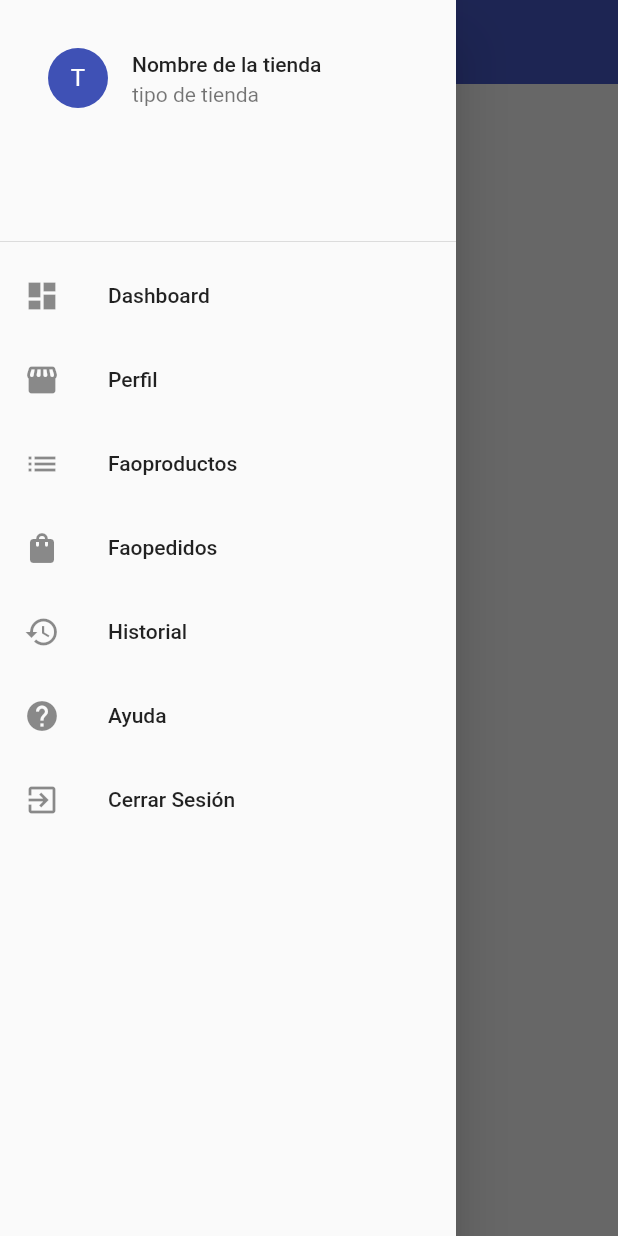
After one commit to andrescodedev/ecommerce_test_app, a Flutter app: the DashBoardScreen screen opened by its route, with the side drawer open, on a phone screen of 412 x 824 dp. The commit adds this screen. Run offline on Flutter 3.47's test engine with Material 2 defaults, Android fonts, the phone set to English and light mode, and no system bars; our stand-ins replace flutter_secure_storage, image_picker; accounts and stored records are empty.

Commit message:
Hicimos logout desde una pantalla llamada dashboard screen. Ahora debemos extender el funcionamiento de validación y modificar la base de datos real time.

```diff
--- a/lib/main.dart
+++ b/lib/main.dart
@@ -71,6 +71,7 @@ class MyApp extends StatelessWidget {
         '/signup': (context) => const SignUpScreen(),
         '/signin': (context) => const SignInScreen(),
         '/splash': (context) => const SplashScreen(),
+        '/dashboard': (context) => const DashBoardScreen(),
       },
     );
   }
--- /dev/null
+++ b/lib/screens/dashboard_screen.dart
@@ -0,0 +1,81 @@
+import 'package:ecommerce_test_app/utils/secure_storage/secure_storage_util.dart';
+import 'package:flutter/material.dart';
+
+class DashBoardScreen extends StatelessWidget {
+  const DashBoardScreen({Key? key}) : super(key: key);
+
+  @override
+  Widget build(BuildContext context) {
+    return Scaffold(
+      appBar: AppBar(
+        title: const Text('DashBoard'),
+      ),
+      drawer: Drawer(
+        child: ListView(
+          children: [
+            const DrawerHeader(
+              child: ListTile(
+                leading: CircleAvatar(
+                  backgroundColor: Colors.indigo,
+                  foregroundColor: Colors.white,
+                  child: Text('T'),
+                ),
+                title: Text('Nombre de la tienda'),
+                subtitle: Text('tipo de tienda'),
+              ),
+            ),
+            const ListTile(
+              leading: Icon(Icons.dashboard),
+              title: Text('Dashboard'),
+            ),
+            const ListTile(
+              leading: Icon(Icons.storefront_rounded),
+              title: Text('Perfil'),
+            ),
+            const ListTile(
+              leading: Icon(Icons.list),
+              title: Text('Faoproductos'),
+            ),
+            const ListTile(
+              leading: Icon(Icons.shopping_bag_rounded),
+              title: Text('Faopedidos'),
+            ),
+            const ListTile(
+              leading: Icon(Icons.history),
+              title: Text('Historial'),
+            ),
+            const ListTile(
+              leading: Icon(Icons.help),
+              title: Text('Ayuda'),
+            ),
+            ListTile(
+              leading: const Icon(Icons.exit_to_app),
+              title: const Text('Cerrar Sesión'),
+              onTap: () async {
+                final secureStorage = SecureStorageUtil();
+
+                await secureStorage.tokenDelete();
+
+                Navigator.pushReplacementNamed(context, '/signin');
+              },
+            ),
+          ],
+        ),
+      ),
+      body: const SizedBox(
+        width: double.infinity,
+        height: double.infinity,
+        child: Center(
+          child: Text(
+            'Bienvenido a \ntu tienda virtual',
+            textAlign: TextAlign.center,
+            style: TextStyle(
+              fontSize: 25.0,
+              fontWeight: FontWeight.bold,
+            ),
+          ),
+        ),
+      ),
+    );
+  }
+}
--- a/lib/screens/screens.dart
+++ b/lib/screens/screens.dart
@@ -4,3 +4,4 @@ export 'package:ecommerce_test_app/screens/stores_list_screen.dart';
 export 'package:ecommerce_test_app/screens/signup_screen.dart';
 export 'package:ecommerce_test_app/screens/signin_screen.dart';
 export 'package:ecommerce_test_app/screens/splash_screen.dart';
+export 'package:ecommerce_test_app/screens/dashboard_screen.dart';
--- a/lib/screens/splash_screen.dart
+++ b/lib/screens/splash_screen.dart
@@ -1,5 +1,5 @@
+import 'package:ecommerce_test_app/utils/secure_storage/secure_storage_util.dart';
 import 'package:flutter/material.dart';
-import 'package:flutter_secure_storage/flutter_secure_storage.dart';
 
 class SplashScreen extends StatefulWidget {
   const SplashScreen({Key? key}) : super(key: key);
@@ -9,7 +9,7 @@ class SplashScreen extends StatefulWidget {
 }
 
 class _SplashScreenState extends State<SplashScreen> {
-  final secureStorage = const FlutterSecureStorage();
+  final secureStorage = SecureStorageUtil();
 
   @override
   void initState() {
@@ -17,11 +17,11 @@ class _SplashScreenState extends State<SplashScreen> {
 
     super.initState();
     Future.delayed(const Duration(seconds: 5), () async {
-      userToken = await secureStorage.read(key: 'userToken') ?? '';
+      userToken = await secureStorage.tokenRead();
 
       (userToken.isEmpty)
           ? Navigator.pushReplacementNamed(context, '/signin')
-          : Navigator.pushReplacementNamed(context, '/stores');
+          : Navigator.pushReplacementNamed(context, '/dashboard');
     });
   }
 
--- a/lib/services/authentication_service.dart
+++ b/lib/services/authentication_service.dart
@@ -92,9 +92,9 @@ class AuthenticationService {
     return responseMessage;
   }
 
-  Future logOutAnUser() async {
+  /*Future logOutAnUser() async {
     await secureStorage.delete(key: 'userToken');
-  }
+  }*/
 
   /*Future<String> tokenCheck() async {
     return await secureStorage.read(key: 'userToken') ?? '';
--- /dev/null
+++ b/lib/utils/secure_storage/secure_storage_util.dart
@@ -0,0 +1,17 @@
+import 'package:flutter_secure_storage/flutter_secure_storage.dart';
+
+class SecureStorageUtil {
+  final secureStorage = const FlutterSecureStorage();
+
+  Future<String> tokenRead() async {
+    String userToken;
+
+    userToken = await secureStorage.read(key: 'userToken') ?? '';
+
+    return userToken;
+  }
+
+  Future tokenDelete() async {
+    await secureStorage.delete(key: 'userToken');
+  }
+}
```
